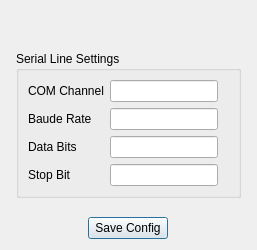
First picture: the form in RobotDiagTool/DiagTool/serialsettingsdialog.ui, repository szujoz/DiagTool_RXII, before the edit.
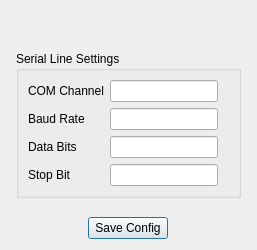
Second picture: the form after the edit.

Commit message: Connect private method added in app. Serial status indicator is added to UI and backend is in progress. Typo fixed in serial dialog naming.

The edit to the form file:
```diff
--- a/RobotDiagTool/DiagTool/serialsettingsdialog.ui
+++ b/RobotDiagTool/DiagTool/serialsettingsdialog.ui
@@ -59,7 +59,7 @@
           <item row="1" column="0">
            <widget class="QLabel" name="label_Baude">
             <property name="text">
-             <string>Baude Rate</string>
+             <string>Baud Rate</string>
             </property>
            </widget>
           </item>
```
Left out of the diff: 4 changed lines with no effect on the pictures. The commit also changes 6 other files.
